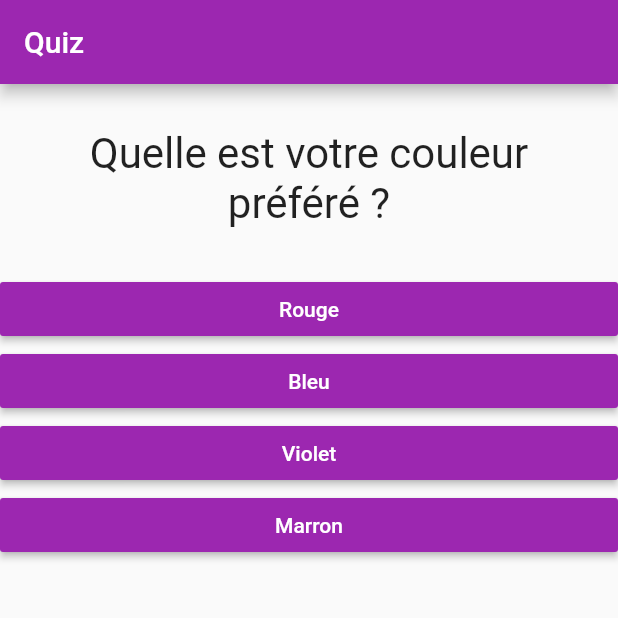
After one commit to boriskamtou/billion_game, a Flutter app: the screen it shows after launch, on a phone screen of 412 x 824 dp, the top half of it. The commit adds this screen. Run offline on Flutter 3.47's test engine with Material 2 defaults, Android fonts, the phone set to English and light mode, and no system bars.

Commit message:
reoganization of code

```diff
--- a/lib/main.dart
+++ b/lib/main.dart
@@ -1,7 +1,7 @@
 import 'package:flutter/material.dart';
 
-import './question.dart';
-import 'answer.dart';
+import 'quiz.dart';
+import 'result.dart';
 
 void main() => runApp(MyApp());
 
@@ -11,6 +11,28 @@ class MyApp extends StatefulWidget {
 }
 
 class _MyAppState extends State<MyApp> {
+  final _questions = const [
+    {
+      'questionText': 'Quelle est votre couleur préféré ?',
+      'answer': ['Rouge', 'Bleu', 'Violet', 'Marron'],
+    },
+    {
+      'questionText': 'Quel est votre artiste préféré ?',
+      'answer': ['Dena Mwanba', 'Hillsong', 'M.W.Smith', 'Madéleine Yombi'],
+    },
+    {
+      'questionText': 'Quel est le nom du président Américain ?',
+      'answer': ['Georges Bush', 'Antoine Padre', 'D.Trump', 'Emmanuel Macron'],
+    },
+    {
+      'questionText': 'Quel est votre animal préféré',
+      'answer': ['Chien', 'Chat', 'Singe', 'Elephant'],
+    },
+    {
+      'questionText': 'Quel est votre niveau d\'étude ?',
+      'answer': ['BEPC', 'BAC', 'BTS', 'License'],
+    },
+  ];
   var _questionIndex = 0;
 
   set questionIndex(questionIndex) {
@@ -25,34 +47,6 @@ class _MyAppState extends State<MyApp> {
 
   @override
   Widget build(BuildContext context) {
-    var questions = [
-      {
-        'questionText': 'Quelle est votre couleur préféré ?',
-        'answer': ['Rouge', 'Bleu', 'Violet', 'Marron'],
-      },
-      {
-        'questionText': 'Quel est votre artiste préféré ?',
-        'answer': ['Dena Mwanba', 'Hillsong', 'M.W.Smith', 'Madéleine Yombi'],
-      },
-      {
-        'questionText': 'Quel est le nom du président Américain ?',
-        'answer': [
-          'Georges Bush',
-          'Antoine Padre',
-          'D.Trump',
-          'Emmanuel Macron'
-        ],
-      },
-      {
-        'questionText': 'Quel est votre animal préféré',
-        'answer': ['Chien', 'Chat', 'Singe', 'Elephant'],
-      },
-      {
-        'questionText': 'Quel est votre niveau d\'étude ?',
-        'answer': ['BEPC', 'BAC', 'BTS', 'License'],
-      },
-    ];
-
     return MaterialApp(
       theme: ThemeData(
         primarySwatch: Colors.purple,
@@ -61,15 +55,13 @@ class _MyAppState extends State<MyApp> {
         appBar: AppBar(
           title: Text('Quiz'),
         ),
-        body: Column(
-          children: <Widget>[
-            Question(questions[_questionIndex]['questionText']),
-            ...(questions[_questionIndex]['answer'] as List<String>)
-                .map((answer) {
-              return Answer(_answerQuestion, answer);
-            }).toList(),
-          ],
-        ),
+        body: _questionIndex < _questions.length
+            ? Quiz(
+                questions: _questions,
+                answerQuestion: _answerQuestion,
+                questionIndex: _questionIndex,
+              )
+            : Result(),
       ),
     );
   }
--- /dev/null
+++ b/lib/quiz.dart
@@ -0,0 +1,28 @@
+import 'package:flutter/material.dart';
+
+import './question.dart';
+import './answer.dart';
+
+class Quiz extends StatelessWidget {
+  final List<Map<String, Object>> questions;
+  final Function answerQuestion;
+  final int questionIndex;
+
+  Quiz({
+    @required this.questions,
+    @required this.questionIndex,
+    @required this.answerQuestion,
+  });
+
+  @override
+  Widget build(BuildContext context) {
+    return Column(
+      children: <Widget>[
+        Question(questions[questionIndex]['questionText']),
+        ...(questions[questionIndex]['answer'] as List<String>).map((answer) {
+          return Answer(answerQuestion, answer);
+        }).toList(),
+      ],
+    );
+  }
+}
```
Also changed, not shown: lib/result.dart (added, +15 -0 lines).
